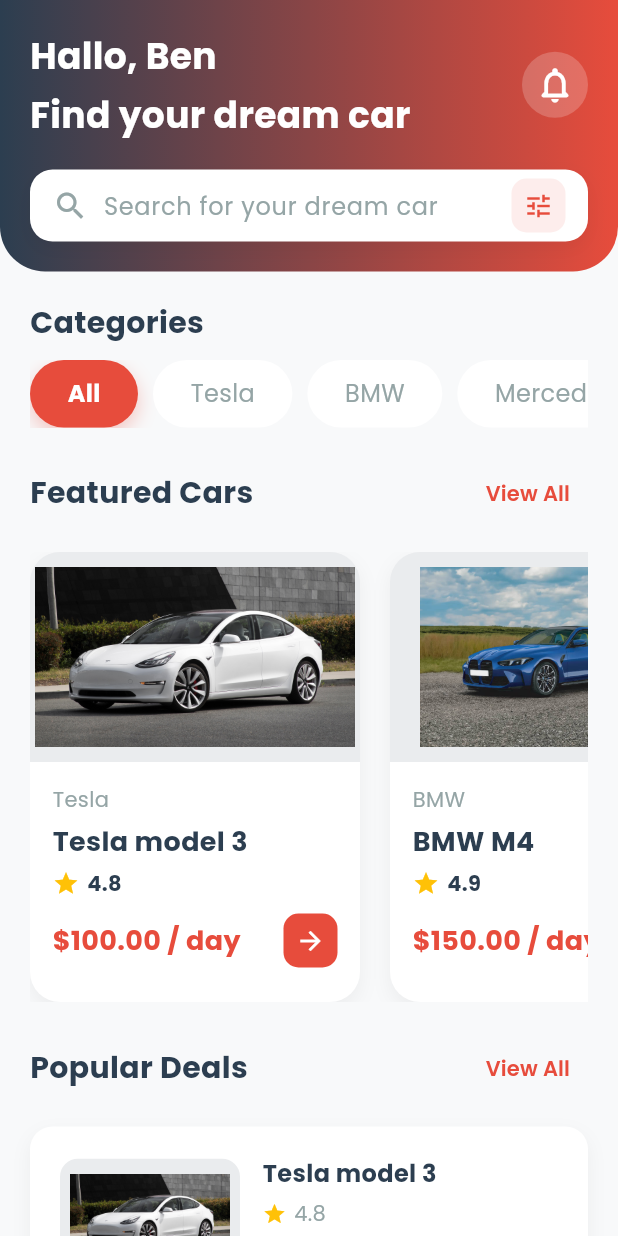
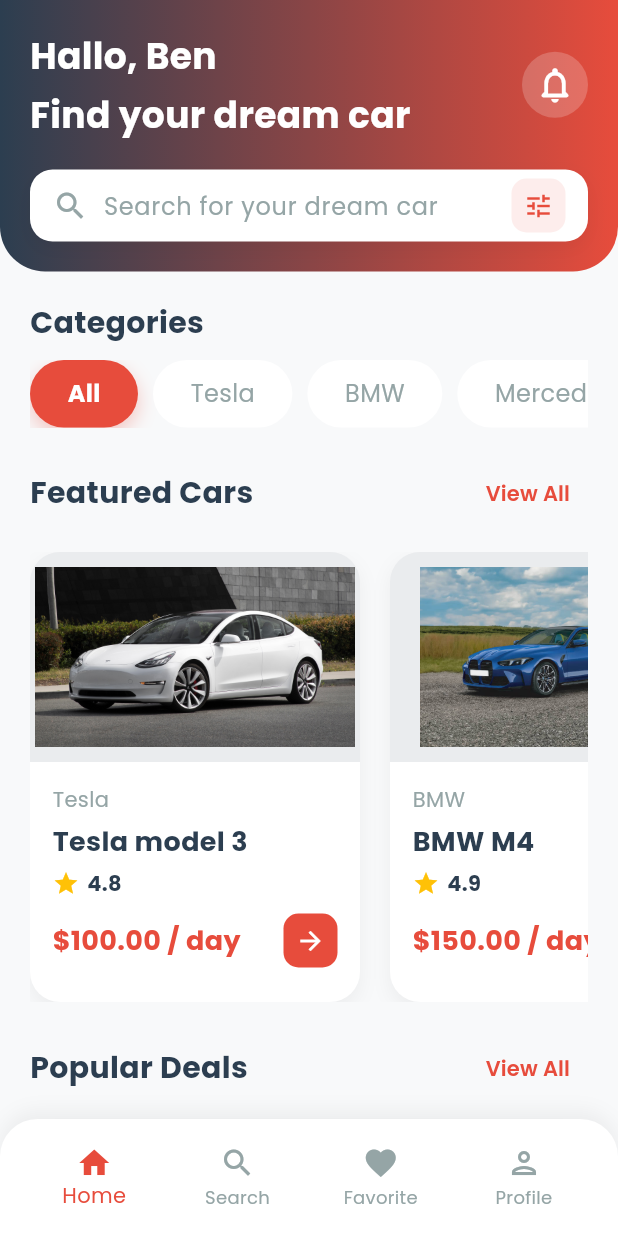
Before and after one commit to bahador96/car_rental_app, a Flutter app: the screen it shows after launch, on a phone screen of 412 x 824 dp. Run offline on Flutter 3.47's test engine with Material 3 defaults, Android fonts, the phone set to English and light mode, and no system bars; our stand-ins replace google_fonts.

Commit message:
complete project

```diff
--- a/lib/home_screen.dart
+++ b/lib/home_screen.dart
@@ -12,7 +12,7 @@ class HomeScreen extends StatefulWidget {
 }
 
 class _HomeScreenState extends State<HomeScreen> {
-  final int _selectedIndex = 0;
+  int _selectedIndex = 0;
   int _selectedCategory = 0;
 
   final categories = const ['All', 'Tesla', 'BMW', 'Mercedes', 'Audi'];
@@ -321,6 +321,68 @@ class _HomeScreenState extends State<HomeScreen> {
           ),
         ),
       ),
+
+      bottomNavigationBar: Container(
+        decoration: BoxDecoration(
+          color: Colors.white,
+          borderRadius: BorderRadius.only(
+            topLeft: Radius.circular(25),
+            topRight: Radius.circular(25),
+          ),
+          boxShadow: [
+            BoxShadow(
+              color: Colors.black.withValues(alpha: 0.05),
+              blurRadius: 10,
+              offset: const Offset(0, -5),
+            ),
+          ],
+        ),
+        child: Padding(
+          padding: EdgeInsets.symmetric(horizontal: 15, vertical: 10),
+          child: BottomNavigationBar(
+            currentIndex: _selectedIndex,
+            onTap: (index) {
+              setState(() {
+                _selectedIndex = index;
+              });
+            },
+            backgroundColor: Colors.transparent,
+
+            selectedItemColor: AppColors.secondary,
+
+            unselectedItemColor: AppColors.textLight,
+            showUnselectedLabels: true,
+            type: BottomNavigationBarType.fixed,
+            elevation: 0,
+            items: [
+              BottomNavigationBarItem(
+                icon: _selectedIndex == 0
+                    ? Icon(Icons.home)
+                    : Icon(Icons.home_outlined, size: 24),
+                label: "Home",
+              ),
+              BottomNavigationBarItem(
+                icon: _selectedIndex == 1
+                    ? Icon(Icons.search)
+                    : Icon(Icons.search_outlined, size: 24),
+                label: "Search",
+              ),
+              BottomNavigationBarItem(
+                icon: _selectedIndex == 2
+                    ? Icon(Icons.favorite)
+                    : Icon(Icons.favorite_outlined, size: 24),
+                label: "Favorite",
+              ),
+              BottomNavigationBarItem(
+                icon: _selectedIndex == 3
+                    ? Icon(Icons.person)
+                    : Icon(Icons.person_outlined, size: 24),
+                label: "Profile",
+              ),
+            ],
+          ),
+        ),
+      ),
     );
   }
 
@@ -394,7 +456,6 @@ class _HomeScreenState extends State<HomeScreen> {
                   Row(
                     children: [
                       Icon(Icons.star, color: Colors.amber, size: 18),
-
                       SizedBox(width: 5),
                       Text(
                         car.rating.toString(),
```
Also changed, not shown: lib/car_detail_screen.dart (+51 -0 lines).
